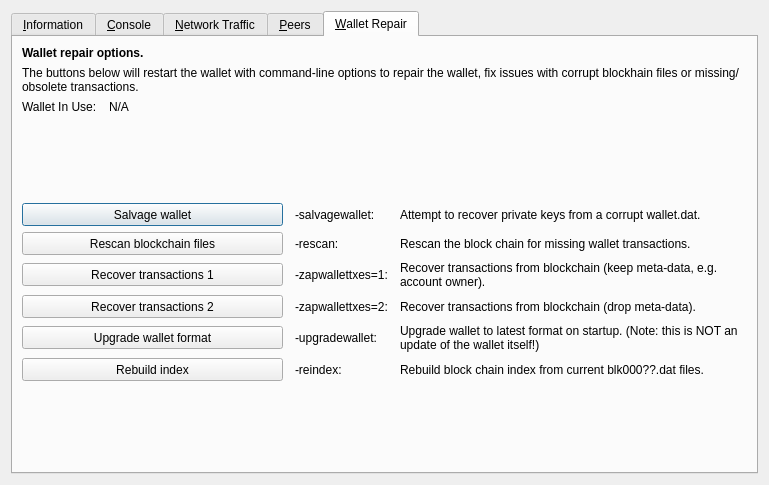
This is src/qt/forms/rpcconsole.ui in TeleCoinOfficial/TELE as Qt 5 draws it before an edit. The edited form follows.
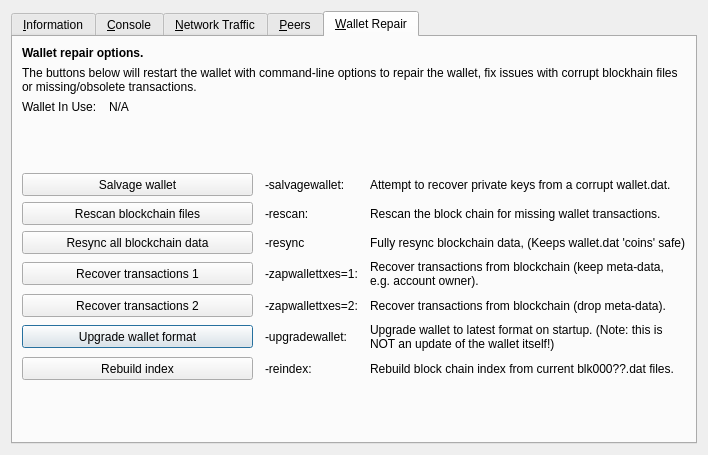
This is the edited form. The open tabs and pages were chosen to show the change. Icons and pictures are not drawn. Custom widgets are drawn as their Qt base class.

Commit message: Add -resync function in GUI

```diff
--- a/src/qt/forms/rpcconsole.ui
+++ b/src/qt/forms/rpcconsole.ui
@@ -6,8 +6,8 @@
    <rect>
     <x>0</x>
     <y>0</y>
-    <width>769</width>
-    <height>485</height>
+    <width>708</width>
+    <height>455</height>
    </rect>
   </property>
   <property name="windowTitle">
@@ -17,7 +17,7 @@
    <item>
     <widget class="QTabWidget" name="tabWidget">
      <property name="currentIndex">
-      <number>3</number>
+      <number>4</number>
      </property>
      <widget class="QWidget" name="tab_info">
       <attribute name="title">
@@ -1072,55 +1072,26 @@
        <property name="horizontalSpacing">
         <number>12</number>
        </property>
-       <item row="0" column="0" colspan="4">
-        <widget class="QLabel" name="label_repair_header">
-         <property name="font">
-          <font>
-           <weight>75</weight>
-           <bold>true</bold>
-          </font>
-         </property>
+       <item row="7" column="3">
+        <widget class="QLabel" name="label_repair_zap1">
          <property name="text">
-          <string>Wallet repair options.</string>
-         </property>
-        </widget>
-       </item>
-       <item row="1" column="0" colspan="4">
-        <widget class="QLabel" name="label_repair_helptext">
-         <property name="font">
-          <font>
-           <weight>50</weight>
-           <bold>false</bold>
-          </font>
-         </property>
-         <property name="text">
-          <string>The buttons below will restart the wallet with command-line options to repair the wallet, fix issues with corrupt blockhain files or missing/obsolete transactions.</string>
+          <string>Recover transactions from blockchain (keep meta-data, e.g. account owner).</string>
          </property>
          <property name="wordWrap">
           <bool>true</bool>
          </property>
         </widget>
        </item>
-       <item row="2" column="0">
-        <widget class="QLabel" name="wallet_path_label">
-         <property name="text">
-          <string>Wallet In Use:</string>
+       <item row="9" column="0" colspan="2">
+        <widget class="QPushButton" name="btn_upgradewallet">
+         <property name="minimumSize">
+          <size>
+           <width>100</width>
+           <height>23</height>
+          </size>
          </property>
-        </widget>
-       </item>
-       <item row="2" column="1" colspan="3">
-        <widget class="QLabel" name="wallet_path">
-         <property name="cursor">
-          <cursorShape>IBeamCursor</cursorShape>
-         </property>
          <property name="text">
-          <string>N/A</string>
-         </property>
-         <property name="textFormat">
-          <enum>Qt::PlainText</enum>
-         </property>
-         <property name="textInteractionFlags">
-          <set>Qt::LinksAccessibleByMouse|Qt::TextSelectableByKeyboard|Qt::TextSelectableByMouse</set>
+          <string>Upgrade wallet format</string>
          </property>
         </widget>
        </item>
@@ -1137,16 +1108,23 @@
          </property>
         </spacer>
        </item>
-       <item row="4" column="0" colspan="2">
-        <widget class="QPushButton" name="btn_salvagewallet">
-         <property name="minimumSize">
+       <item row="11" column="0">
+        <spacer name="verticalSpacer_repair2">
+         <property name="orientation">
+          <enum>Qt::Vertical</enum>
+         </property>
+         <property name="sizeHint" stdset="0">
           <size>
-           <width>100</width>
-           <height>23</height>
+           <width>20</width>
+           <height>10</height>
           </size>
          </property>
+        </spacer>
+       </item>
+       <item row="10" column="2">
+        <widget class="QLabel" name="label_repair_reindex_command">
          <property name="text">
-          <string>Salvage wallet</string>
+          <string notr="true">-reindex:</string>
          </property>
         </widget>
        </item>
@@ -1157,6 +1135,26 @@
          </property>
         </widget>
        </item>
+       <item row="8" column="0" colspan="2">
+        <widget class="QPushButton" name="btn_zapwallettxes2">
+         <property name="minimumSize">
+          <size>
+           <width>100</width>
+           <height>23</height>
+          </size>
+         </property>
+         <property name="text">
+          <string>Recover transactions 2</string>
+         </property>
+        </widget>
+       </item>
+       <item row="7" column="2">
+        <widget class="QLabel" name="label_repair_zap1_command">
+         <property name="text">
+          <string notr="true">-zapwallettxes=1:</string>
+         </property>
+        </widget>
+       </item>
        <item row="4" column="3">
         <widget class="QLabel" name="label_repair_salvage">
          <property name="text">
@@ -1167,16 +1165,20 @@
          </property>
         </widget>
        </item>
-       <item row="5" column="0" colspan="2">
-        <widget class="QPushButton" name="btn_rescan">
-         <property name="minimumSize">
-          <size>
-           <width>100</width>
-           <height>23</height>
-          </size>
+       <item row="9" column="2">
+        <widget class="QLabel" name="label_repair_upgrade_command">
+         <property name="text">
+          <string notr="true">-upgradewallet:</string>
          </property>
+        </widget>
+       </item>
+       <item row="9" column="3">
+        <widget class="QLabel" name="label_repair_upgrade">
          <property name="text">
-          <string>Rescan blockchain files</string>
+          <string>Upgrade wallet to latest format on startup. (Note: this is NOT an update of the wallet itself!)</string>
+         </property>
+         <property name="wordWrap">
+          <bool>true</bool>
          </property>
         </widget>
        </item>
@@ -1187,6 +1189,13 @@
          </property>
         </widget>
        </item>
+       <item row="8" column="2">
+        <widget class="QLabel" name="label_repair_zap2_command">
+         <property name="text">
+          <string notr="true">-zapwallettxes=2:</string>
+         </property>
+        </widget>
+       </item>
        <item row="5" column="3">
         <widget class="QLabel" name="label_repair_rescan">
          <property name="text">
@@ -1197,7 +1206,20 @@
          </property>
         </widget>
        </item>
-       <item row="6" column="0" colspan="2">
+       <item row="5" column="0" colspan="2">
+        <widget class="QPushButton" name="btn_rescan">
+         <property name="minimumSize">
+          <size>
+           <width>100</width>
+           <height>23</height>
+          </size>
+         </property>
+         <property name="text">
+          <string>Rescan blockchain files</string>
+         </property>
+        </widget>
+       </item>
+       <item row="7" column="0" colspan="2">
         <widget class="QPushButton" name="btn_zapwallettxes1">
          <property name="minimumSize">
           <size>
@@ -1210,44 +1232,7 @@
          </property>
         </widget>
        </item>
-       <item row="6" column="2">
-        <widget class="QLabel" name="label_repair_zap1_command">
-         <property name="text">
-          <string notr="true">-zapwallettxes=1:</string>
-         </property>
-        </widget>
-       </item>
-       <item row="6" column="3">
-        <widget class="QLabel" name="label_repair_zap1">
-         <property name="text">
-          <string>Recover transactions from blockchain (keep meta-data, e.g. account owner).</string>
-         </property>
-         <property name="wordWrap">
-          <bool>true</bool>
-         </property>
-        </widget>
-       </item>
-       <item row="7" column="0" colspan="2">
-        <widget class="QPushButton" name="btn_zapwallettxes2">
-         <property name="minimumSize">
-          <size>
-           <width>100</width>
-           <height>23</height>
-          </size>
-         </property>
-         <property name="text">
-          <string>Recover transactions 2</string>
-         </property>
-        </widget>
-       </item>
-       <item row="7" column="2">
-        <widget class="QLabel" name="label_repair_zap2_command">
-         <property name="text">
-          <string notr="true">-zapwallettxes=2:</string>
-         </property>
-        </widget>
-       </item>
-       <item row="7" column="3">
+       <item row="8" column="3">
         <widget class="QLabel" name="label_repair_zap2">
          <property name="text">
           <string>Recover transactions from blockchain (drop meta-data).</string>
@@ -1257,37 +1242,7 @@
          </property>
         </widget>
        </item>
-       <item row="8" column="0" colspan="2">
-        <widget class="QPushButton" name="btn_upgradewallet">
-         <property name="minimumSize">
-          <size>
-           <width>100</width>
-           <height>23</height>
-          </size>
-         </property>
-         <property name="text">
-          <string>Upgrade wallet format</string>
-         </property>
-        </widget>
-       </item>
-       <item row="8" column="2">
-        <widget class="QLabel" name="label_repair_upgrade_command">
-         <property name="text">
-          <string notr="true">-upgradewallet:</string>
-         </property>
-        </widget>
-       </item>
-       <item row="8" column="3">
-        <widget class="QLabel" name="label_repair_upgrade">
-         <property name="text">
-          <string>Upgrade wallet to latest format on startup. (Note: this is NOT an update of the wallet itself!)</string>
-         </property>
-         <property name="wordWrap">
-          <bool>true</bool>
-         </property>
-        </widget>
-       </item>
-       <item row="9" column="0" colspan="2">
+       <item row="10" column="0" colspan="2">
         <widget class="QPushButton" name="btn_reindex">
          <property name="minimumSize">
           <size>
@@ -1300,14 +1255,7 @@
          </property>
         </widget>
        </item>
-       <item row="9" column="2">
-        <widget class="QLabel" name="label_repair_reindex_command">
-         <property name="text">
-          <string notr="true">-reindex:</string>
-         </property>
-        </widget>
-       </item>
-       <item row="9" column="3">
+       <item row="10" column="3">
         <widget class="QLabel" name="label_repair_reindex">
          <property name="text">
           <string>Rebuild block chain index from current blk000??.dat files.</string>
@@ -1317,18 +1265,103 @@
          </property>
         </widget>
        </item>
-       <item row="10" column="0">
-        <spacer name="verticalSpacer_repair2">
-         <property name="orientation">
-          <enum>Qt::Vertical</enum>
+       <item row="1" column="0" colspan="4">
+        <widget class="QLabel" name="label_repair_helptext">
+         <property name="font">
+          <font>
+           <weight>50</weight>
+           <bold>false</bold>
+          </font>
          </property>
-         <property name="sizeHint" stdset="0">
+         <property name="text">
+          <string>The buttons below will restart the wallet with command-line options to repair the wallet, fix issues with corrupt blockhain files or missing/obsolete transactions.</string>
+         </property>
+         <property name="wordWrap">
+          <bool>true</bool>
+         </property>
+        </widget>
+       </item>
+       <item row="2" column="0">
+        <widget class="QLabel" name="wallet_path_label">
+         <property name="text">
+          <string>Wallet In Use:</string>
+         </property>
+        </widget>
+       </item>
+       <item row="2" column="1" colspan="3">
+        <widget class="QLabel" name="wallet_path">
+         <property name="cursor">
+          <cursorShape>IBeamCursor</cursorShape>
+         </property>
+         <property name="text">
+          <string>N/A</string>
+         </property>
+         <property name="textFormat">
+          <enum>Qt::PlainText</enum>
+         </property>
+         <property name="textInteractionFlags">
+          <set>Qt::LinksAccessibleByMouse|Qt::TextSelectableByKeyboard|Qt::TextSelectableByMouse</set>
+         </property>
+        </widget>
+       </item>
+       <item row="0" column="0" colspan="4">
+        <widget class="QLabel" name="label_repair_header">
+         <property name="font">
+          <font>
+           <weight>75</weight>
+           <bold>true</bold>
+          </font>
+         </property>
+         <property name="text">
+          <string>Wallet repair options.</string>
+         </property>
+        </widget>
+       </item>
+       <item row="6" column="0" colspan="2">
+        <widget class="QPushButton" name="btn_resync">
+         <property name="minimumSize">
           <size>
-           <width>20</width>
-           <height>10</height>
+           <width>100</width>
+           <height>23</height>
           </size>
          </property>
-        </spacer>
+         <property name="text">
+          <string>Resync all blockchain data</string>
+         </property>
+        </widget>
+       </item>
+       <item row="6" column="2">
+        <widget class="QLabel" name="label_2">
+         <property name="text">
+          <string>-resync</string>
+         </property>
+        </widget>
+       </item>
+       <item row="6" column="3">
+        <widget class="QLabel" name="label_3">
+         <property name="text">
+          <string>Fully resync blockchain data, (Keeps wallet.dat 'coins' safe)</string>
+         </property>
+        </widget>
+       </item>
+       <item row="4" column="0" colspan="2">
+        <widget class="QPushButton" name="btn_salvagewallet">
+         <property name="minimumSize">
+          <size>
+           <width>100</width>
+           <height>23</height>
+          </size>
+         </property>
+         <property name="font">
+          <font>
+           <weight>50</weight>
+           <bold>false</bold>
+          </font>
+         </property>
+         <property name="text">
+          <string>Salvage wallet</string>
+         </property>
+        </widget>
        </item>
       </layout>
      </widget>
```
The commit also changes 2 other files.
